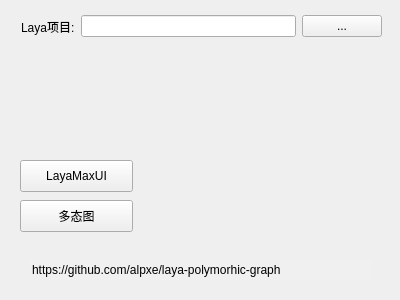
The window that ui/stage_ui.ui (alpxe/python-laya-assist) describes before a commit, drawn with Qt 5.
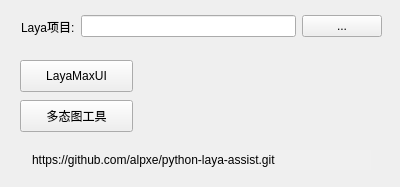
The same window after the commit.

```diff
--- a/ui/stage_ui.ui
+++ b/ui/stage_ui.ui
@@ -7,7 +7,7 @@
     <x>0</x>
     <y>0</y>
     <width>400</width>
-    <height>300</height>
+    <height>187</height>
    </rect>
   </property>
   <property name="windowTitle">
@@ -17,20 +17,20 @@
    <property name="geometry">
     <rect>
      <x>20</x>
-     <y>200</y>
+     <y>100</y>
      <width>113</width>
      <height>32</height>
     </rect>
    </property>
    <property name="text">
-    <string>多态图</string>
+    <string>多态图工具</string>
    </property>
   </widget>
   <widget class="QLineEdit" name="lineEdit">
    <property name="geometry">
     <rect>
      <x>30</x>
-     <y>260</y>
+     <y>150</y>
      <width>341</width>
      <height>20</height>
     </rect>
@@ -82,7 +82,7 @@
     <bool>false</bool>
    </property>
    <property name="text">
-    <string>https://github.com/alpxe/laya-polymorhic-graph</string>
+    <string>https://github.com/alpxe/python-laya-assist.git</string>
    </property>
    <property name="frame">
     <bool>false</bool>
@@ -98,7 +98,7 @@
    <property name="geometry">
     <rect>
      <x>20</x>
-     <y>160</y>
+     <y>60</y>
      <width>113</width>
      <height>32</height>
     </rect>
```
Left out of the diff: 2 changed lines with no effect on the pictures.
